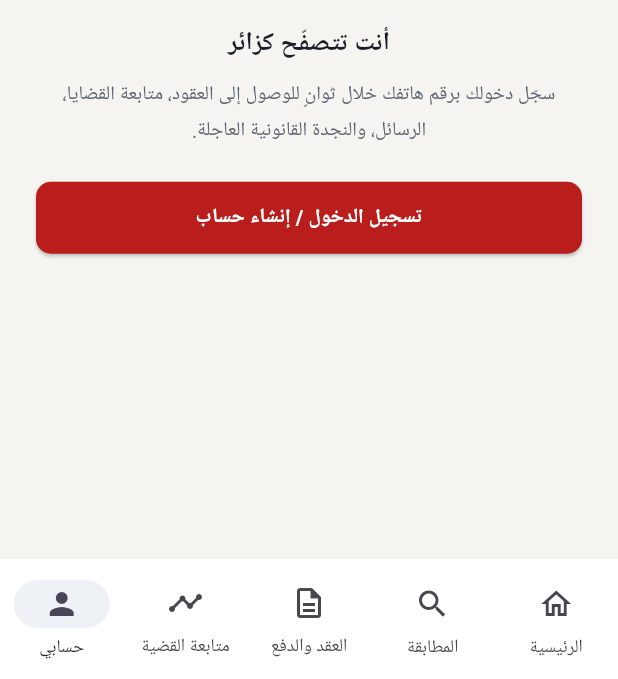
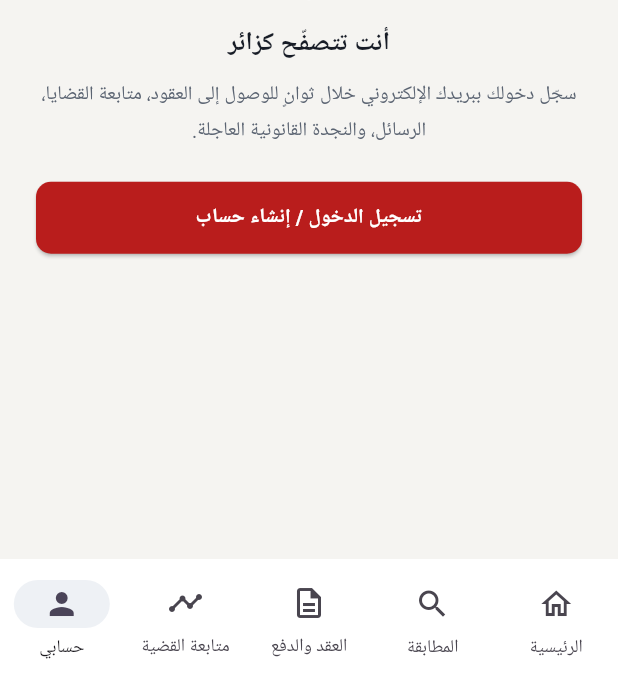
Before and after one commit to startgroup2022-tech/lawyers.bh, a Flutter app: the ClientShell screen opened directly, item 5 of the bottom bar chosen, on a phone screen of 412 x 824 dp, the part 557-1236 px from its top. Run offline on Flutter 3.47's test engine with Material 3 defaults, Android fonts, the phone set to English and light mode, and no system bars; our stand-ins replace google_fonts, shared_preferences, signature; accounts and stored records are empty; network calls fail; Roboto replaces fonts that are missing (Cairo, Tajawal).

Commit message:
fix(copy): sign-in is email + password, not a phone number
The guest prompt and the client profile both told the user to "سجّل دخولك
برقم هاتفك" (sign in with your phone number), but the client door is
email + password (`/api/mobile/client-auth/login`). The phone field only
exists on the registration form. Correct both strings to reference the
email address so the instruction matches the actual form.

Co-authored-by: openhands <openhands@all-hands.dev>

```diff
--- a/lib/screens/client_profile_screen.dart
+++ b/lib/screens/client_profile_screen.dart
@@ -36,7 +36,7 @@ class ClientProfileScreen extends StatelessWidget {
                           size: 17, weight: FontWeight.w800)),
                   const SizedBox(height: 10),
                   Text(
-                    'سجّل دخولك برقم هاتفك خلال ثوانٍ للوصول إلى العقود، متابعة القضايا، الرسائل، والنجدة القانونية العاجلة.',
+                    'سجّل دخولك ببريدك الإلكتروني خلال ثوانٍ للوصول إلى العقود، متابعة القضايا، الرسائل، والنجدة القانونية العاجلة.',
                     textAlign: TextAlign.center,
                     style: AppTextStyles.tajawal(
                         size: 13, color: AppColors.ink2, height: 1.8),
--- a/lib/services/auth_gate.dart
+++ b/lib/services/auth_gate.dart
@@ -41,8 +41,8 @@ Future<bool> promptSignIn(BuildContext context, {String? feature}) async {
             const SizedBox(height: 14),
             Text(
               feature == null
-                  ? 'هذه الميزة متاحة للحسابات المسجّلة. سجّل دخولك برقم هاتفك خلال ثوانٍ، أو تابع تصفّح المحامين والتخصصات كزائر.'
-                  : '«$feature» متاح للحسابات المسجّلة. سجّل دخولك برقم هاتفك خلال ثوانٍ، أو تابع تصفّح المحامين والتخصصات كزائر.',
+                  ? 'هذه الميزة متاحة للحسابات المسجّلة. سجّل دخولك ببريدك الإلكتروني خلال ثوانٍ، أو تابع تصفّح المحامين والتخصصات كزائر.'
+                  : '«$feature» متاح للحسابات المسجّلة. سجّل دخولك ببريدك الإلكتروني خلال ثوانٍ، أو تابع تصفّح المحامين والتخصصات كزائر.',
               style: AppTextStyles.tajawal(
                   size: 13, height: 1.7, color: AppColors.ink2),
             ),
```
